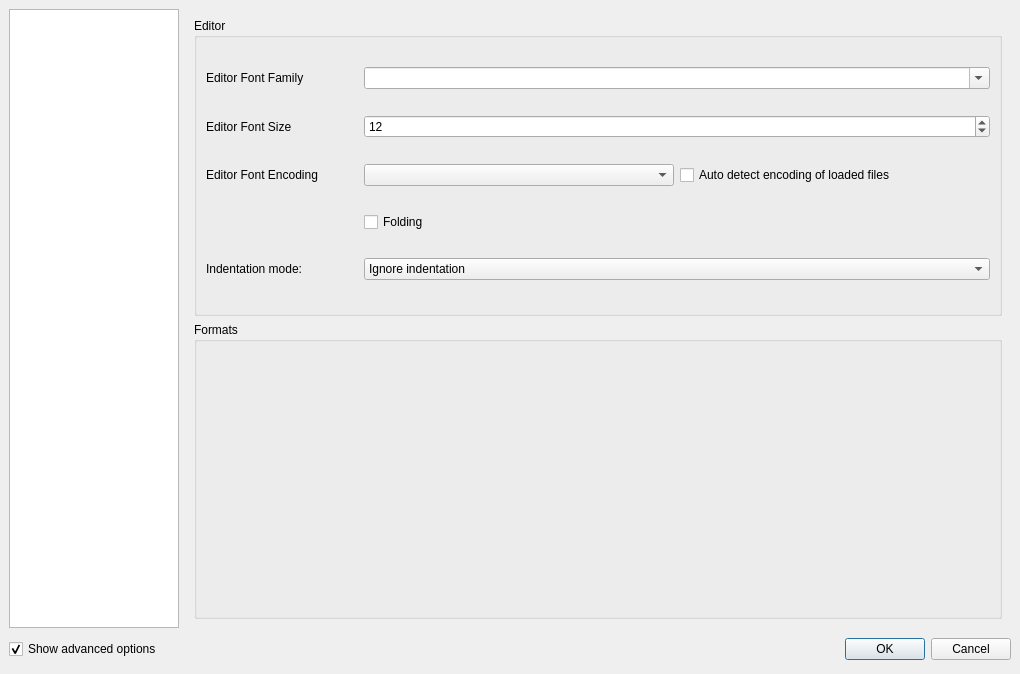
Qt form configdialog.ui (svn2github/texstudio-trunk) before a commit.
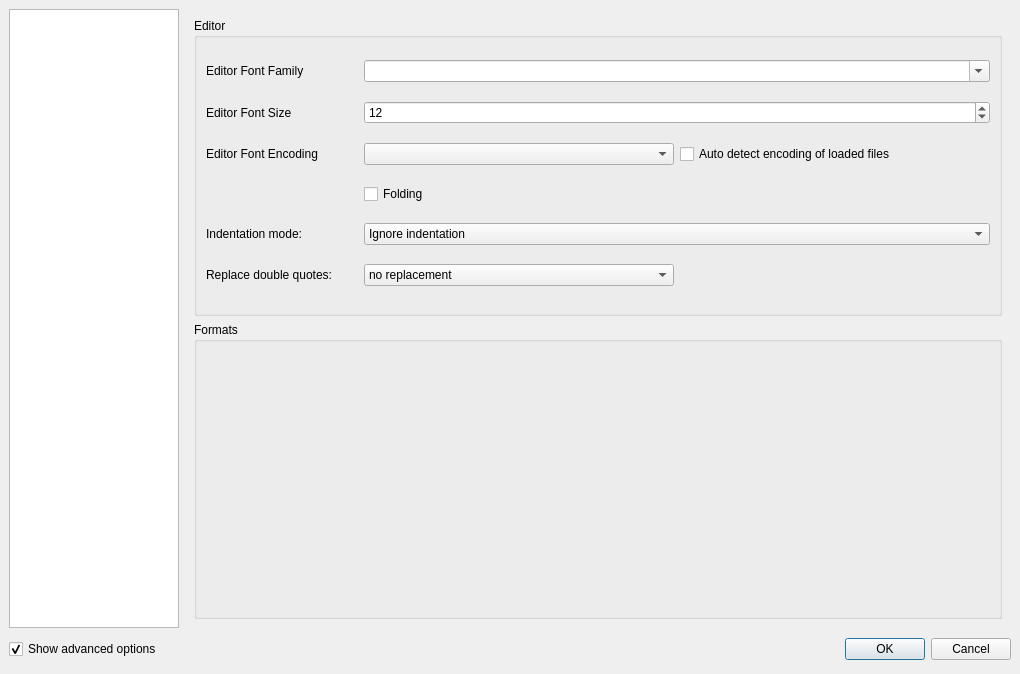
The same form after that commit. The open tabs and pages were chosen to show the change. Icons and pictures are not drawn.

Commit message: set double quote replacement per combobox

```diff
--- a/configdialog.ui
+++ b/configdialog.ui
@@ -1253,6 +1253,37 @@
             </property>
            </widget>
           </item>
+          <item row="6" column="0">
+           <widget class="QLabel" name="label_39">
+            <property name="text">
+             <string>Replace double quotes:</string>
+            </property>
+           </widget>
+          </item>
+          <item row="6" column="1" colspan="2">
+           <widget class="QComboBox" name="comboBoxReplaceQuotes">
+            <item>
+             <property name="text">
+              <string>no replacement</string>
+             </property>
+            </item>
+            <item>
+             <property name="text">
+              <string>English quotes:  `` ''</string>
+             </property>
+            </item>
+            <item>
+             <property name="text">
+              <string>French quotes:  &quot;&lt; &quot;&gt;</string>
+             </property>
+            </item>
+            <item>
+             <property name="text">
+              <string>German quotes:  &quot;` &quot;'</string>
+             </property>
+            </item>
+           </widget>
+          </item>
          </layout>
         </widget>
        </item>
```
Left out of the diff: 2 changed lines with no effect on the pictures. The commit also changes 3 other files.
